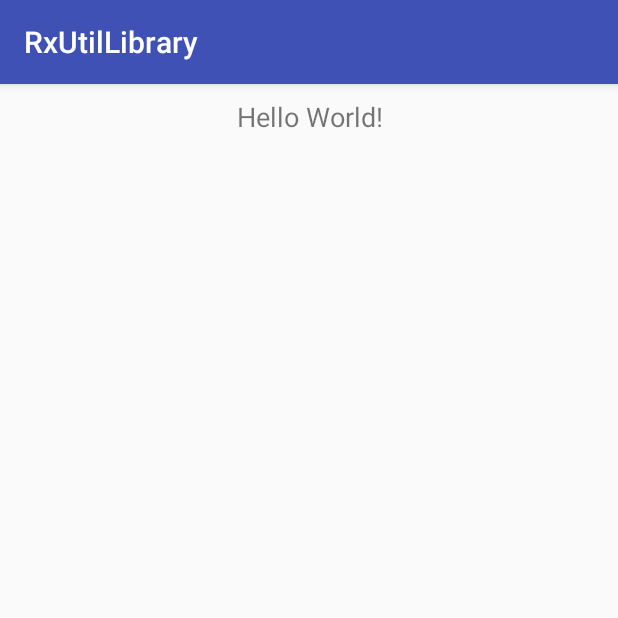
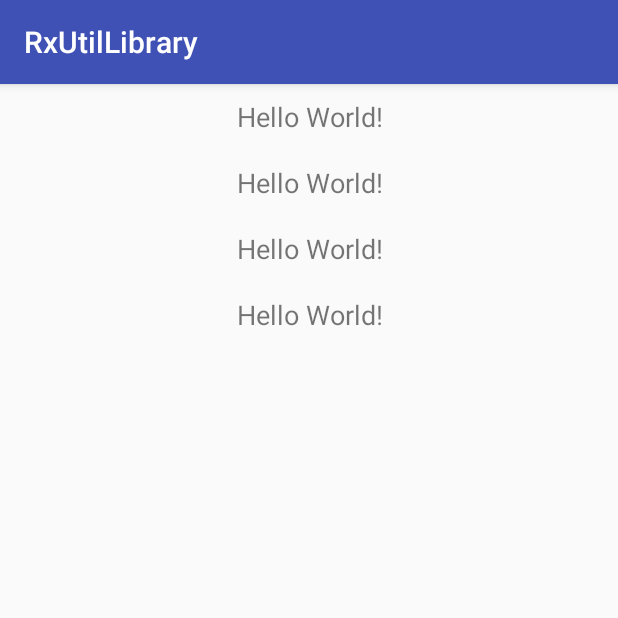
Before and after one commit to mrxiaoyu100001/RxUtilLibrary, an Android app: the screen it shows after launch (MainActivity), after a tap on "Hello World!", on a phone screen of 412 x 824 dp, the top half of it. Run offline under Robolectric (Android 15) with nearby library versions, the phone set to English and light mode, and no system bars; our stand-ins replace RxJava; libraries missing offline, so code that uses them is left out: com.facebook.drawee, com.vise.log, com.vise.utils; pictures from the network do not load; 11 statements that could not run were skipped.

Commit message:
add some change

```diff
--- a/RxUtilLibrary/app/src/main/java/com/org/rxutillibrary/MainActivity.java
+++ b/RxUtilLibrary/app/src/main/java/com/org/rxutillibrary/MainActivity.java
@@ -1,21 +1,72 @@
 package com.org.rxutillibrary;
 
+import android.os.Bundle;
 import android.support.v7.app.AppCompatActivity;
-import android.os.Bundle;
 import android.view.View;
+import android.widget.TextView;
 
-import com.org.utillib.utils.HttpManager;
+import com.vise.log.ViseLog;
+import com.vise.netexpand.request.ApiPostRequest;
+import com.vise.xsnow.http.ViseHttp;
+import com.vise.xsnow.http.callback.ACallback;
 
-public class MainActivity extends AppCompatActivity {
+import java.util.List;
+
+public class MainActivity extends AppCompatActivity implements View.OnClickListener {
 
     @Override
     protected void onCreate(Bundle savedInstanceState) {
         super.onCreate(savedInstanceState);
         setContentView(R.layout.activity_main);
-        findViewById(R.id.act_tv_test).setOnClickListener(new View.OnClickListener() {
+        findViewById(R.id.act_tv_test).setOnClickListener(this);
+        findViewById(R.id.act_tv_test1).setOnClickListener(this);
+        findViewById(R.id.act_tv_test2).setOnClickListener(this);
+        findViewById(R.id.act_tv_test3).setOnClickListener(this);
+    }
+
+    @Override
+    public void onClick(View v) {
+        switch (v.getId()) {
+            case R.id.act_tv_test:
+                test();
+                break;
+            case R.id.act_tv_test1:
+                test1();
+                break;
+            case R.id.act_tv_test2:
+
+                break;
+            case R.id.act_tv_test3:
+
+                break;
+        }
+    }
+
+    private void test() {
+        ViseHttp.BASE(new ApiPostRequest()).suffixUrl("web-ssm/user/quaryUser").request(new ACallback<List<UserBean>>() {
             @Override
-            public void onClick(View v) {
-                HttpManager.POST("longleg/v1/service/pub/home",null, null, null);
+            public void onSuccess(List<UserBean> userList) {
+                ViseLog.i("request onSuccess!" + userList);
+                ((TextView) findViewById(R.id.act_tv_test)).setText(userList.get(0).getUserName());
+            }
+
+            @Override
+            public void onFail(int errCode, String errMsg) {
+                ViseLog.e("request errorCode:" + errCode + ",errorMsg:" + errMsg);
+            }
+        });
+    }
+
+    private void test1() {
+        ViseHttp.GET().suffixUrl("web-ssm/user/postAuthor").request(new ACallback<TestBean>() {
+            @Override
+            public void onSuccess(TestBean data) {
+                ((TextView) findViewById(R.id.act_tv_test1)).setText(data.getData());
+            }
+
+            @Override
+            public void onFail(int errCode, String errMsg) {
+
             }
         });
     }
--- a/RxUtilLibrary/app/src/main/java/com/org/rxutillibrary/MyAppclication.java
+++ b/RxUtilLibrary/app/src/main/java/com/org/rxutillibrary/MyAppclication.java
@@ -21,6 +21,8 @@ public class MyAppclication extends Application {
     @Override
     public void onCreate() {
         super.onCreate();
-        HttpManager.builder(this, "http://123.57.0.93:8080/");
+        HttpManager.builder(this, "http://192.168.62.138:8080");
+//        HttpManager.builder(this, "http://123.56.178.125:8080");
+//        HttpManager.builder(this, "http://123.57.0.93:8080/");
     }
 }
--- a/RxUtilLibrary/app/src/main/res/layout/activity_main.xml
+++ b/RxUtilLibrary/app/src/main/res/layout/activity_main.xml
@@ -11,4 +11,28 @@
         android:gravity="center"
         android:text="Hello World!"
         android:textSize="18sp" />
+
+    <TextView
+        android:id="@+id/act_tv_test1"
+        android:layout_width="match_parent"
+        android:layout_height="44dp"
+        android:gravity="center"
+        android:text="Hello World!"
+        android:textSize="18sp" />
+
+    <TextView
+        android:id="@+id/act_tv_test2"
+        android:layout_width="match_parent"
+        android:layout_height="44dp"
+        android:gravity="center"
+        android:text="Hello World!"
+        android:textSize="18sp" />
+    <TextView
+        android:id="@+id/act_tv_test3"
+        android:layout_width="match_parent"
+        android:layout_height="44dp"
+        android:gravity="center"
+        android:text="Hello World!"
+        android:textSize="18sp" />
+
 </LinearLayout>
--- a/RxUtilLibrary/netexpand/src/main/java/com/vise/netexpand/func/ApiResultFunc.java
+++ b/RxUtilLibrary/netexpand/src/main/java/com/vise/netexpand/func/ApiResultFunc.java
@@ -1,7 +1,10 @@
 package com.vise.netexpand.func;
 
 import android.text.TextUtils;
+import android.util.Log;
 
+import com.google.gson.JsonSyntaxException;
+import com.vise.log.ViseLog;
 import com.vise.netexpand.mode.ApiResult;
 import com.vise.netexpand.mode.ResponseCode;
 import com.vise.xsnow.common.GsonUtil;
@@ -40,6 +43,7 @@ public class ApiResultFunc<T> implements Function<ResponseBody, ApiResult<T>> {
                     T data = GsonUtil.gson().fromJson(apiResult.getData().toString(), type);
                     apiResult.setData(data);
                     apiResult.setCode(ResponseCode.HTTP_SUCCESS);
+                    ViseLog.e(apiResult);
                 } else {
                     apiResult.setMsg("ApiResult's data is null");
                 }
@@ -57,6 +61,7 @@ public class ApiResultFunc<T> implements Function<ResponseBody, ApiResult<T>> {
 
     private ApiResult parseApiResult(String json, ApiResult apiResult) throws JSONException {
         if (TextUtils.isEmpty(json)) return null;
+        Log.i("result", "parseApiResult: " + json);
         JSONObject jsonObject = new JSONObject(json);
         if (jsonObject.has("code")) {
             apiResult.setCode(jsonObject.getInt("code"));
--- a/RxUtilLibrary/rxlibrary/build.gradle
+++ b/RxUtilLibrary/rxlibrary/build.gradle
@@ -32,11 +32,12 @@ dependencies {
     compile 'com.android.support:appcompat-v7:26.0.0-alpha1'
     compile 'com.vise.xiaoyaoyou:viseutils:1.1.0'
     /**
-     *  配置依赖的图片框架
-     *  注意：作为示例，该库修改图片框架为Fresco，如果不想修改图片默认框架Glide，那么需要在这里指定依赖的Glide版本
+     *   配置依赖的图片框架
+     *   注意：作为示例，该库修改图片框架为Fresco，如果不想修改图片默认框架Glide，那么需要在这里指定依赖的Glide版本
      */
     compile 'com.facebook.fresco:fresco:1.3.0'
     //    compile 'com.github.bumptech.glide:glide:3.7.0'
     testCompile 'junit:junit:4.12'
     compile files('libs/sun.misc.BASE64Decoder.jar')
+    compile files('libs/fdlm-des.jar')
 }
--- a/RxUtilLibrary/rxlibrary/src/main/java/com/org/utillib/utils/HttpManager.java
+++ b/RxUtilLibrary/rxlibrary/src/main/java/com/org/utillib/utils/HttpManager.java
@@ -2,18 +2,13 @@ package com.org.utillib.utils;
 
 import android.content.Context;
 
-import com.alibaba.fastjson.JSON;
 import com.org.utillib.loader.FrescoLoader;
 import com.vise.log.ViseLog;
 import com.vise.log.inner.LogcatTree;
 import com.vise.netexpand.convert.GsonConverterFactory;
-import com.vise.netexpand.request.ApiPostRequest;
 import com.vise.utils.assist.SSLUtil;
-import com.vise.xsnow.common.GsonUtil;
 import com.vise.xsnow.http.ViseHttp;
-import com.vise.xsnow.http.callback.ACallback;
 import com.vise.xsnow.http.interceptor.HttpLogInterceptor;
-import com.vise.xsnow.http.request.PostRequest;
 import com.vise.xsnow.loader.LoaderManager;
 
 import java.util.HashMap;
@@ -130,64 +125,4 @@ public class HttpManager {
         ;
 
     }
-
-    /*清除缓存*/
-    public static void clearCache() {
-        ViseHttp.getInstance().clearCache();
-    }
-
-    private static void GET(String url, DataCallBack callBack) {
-        ViseHttp.POST().suffixUrl(url).request(new ACallback<String>() {
-            @Override
-            public void onSuccess(String authorModel) {
-                if (authorModel == null) {
-                    return;
-                }
-                ViseLog.i("request onSuccess!" + JSON.parseObject(authorModel));
-            }
-
-            @Override
-            public void onFail(int errCode, String errMsg) {
-                ViseLog.e("request errorCode:" + errCode + ",errorMsg:" + errMsg);
-            }
-        });
-    }
-
-    /**
-     * @param url
-     * @param request
-     * @param cla
-     * @param callBack
-     */
-    public static void POST(String url, final PostRequest request, final Class cla, final DataCallBack callBack) {
-        try {
-            String data = JSON.toJSONString(request);
-            data = AesUtil.encrypt(data);
-            ViseHttp.BASE(new ApiPostRequest()
-                    .setJson(data))
-                    .suffixUrl(url)
-                    .request(new ACallback<String>() {
-                        @Override
-                        public void onSuccess(String data) {
-                            ViseLog.i(data);
-                            callBack.onSuccess(JSON.parseObject(data, cla));
-                        }
-
-                        @Override
-                        public void onFail(int errCode, String errMsg) {
-                            ViseLog.e("request errorCode:" + errCode + ",errorMsg:" + errMsg);
-                            callBack.onError(errCode, errMsg);
-                        }
-                    });
-        } catch (Exception e) {
-            e.printStackTrace();
-            callBack.onError(119, "请求失败");
-        }
-    }
-
-    public interface DataCallBack<D> {
-        public void onSuccess(D responser);
-
-        public void onError(int errCode, String errMsg);
-    }
 }
```
Also changed, not shown: RxUtilLibrary/app/src/main/java/com/org/rxutillibrary/BaseUrl.java (added, +22 -0 lines), RxUtilLibrary/app/src/main/java/com/org/rxutillibrary/LoginBean.java (added, +115 -0 lines), RxUtilLibrary/app/src/main/java/com/org/rxutillibrary/LoginRequest.java (added, +36 -0 lines), RxUtilLibrary/app/src/main/java/com/org/rxutillibrary/LoginResponse.java (added, +12 -0 lines), RxUtilLibrary/app/src/main/java/com/org/rxutillibrary/MainRequest.java (added, +45 -0 lines), RxUtilLibrary/app/src/main/java/com/org/rxutillibrary/TestBean.java (added, +54 -0 lines), RxUtilLibrary/app/src/main/java/com/org/rxutillibrary/UserBean.java (added, +112 -0 lines), RxUtilLibrary/rxlibrary/libs/fdlm-des.jar (added).
